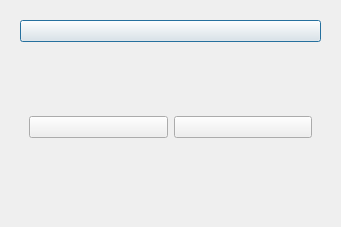
Above: View/result_window.ui from sherri-ice/far-from-home before the change. Below: the same form after it.
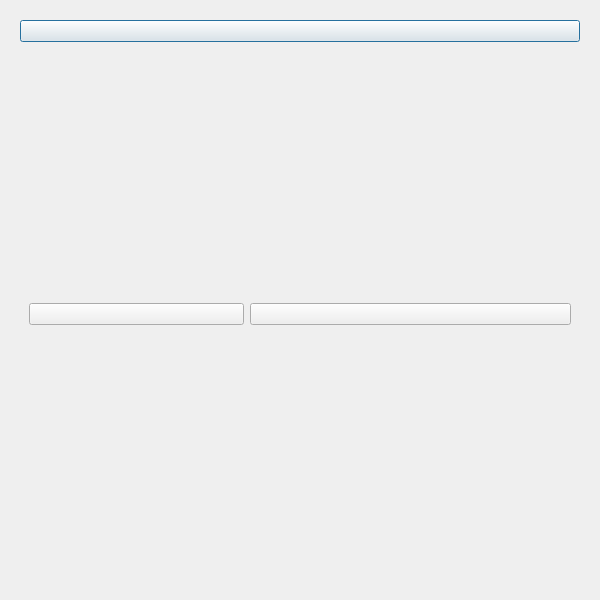
That is the form after the change.

Diff of the .ui file:
```diff
--- a/View/result_window.ui
+++ b/View/result_window.ui
@@ -6,8 +6,8 @@
    <rect>
     <x>0</x>
     <y>0</y>
-    <width>341</width>
-    <height>227</height>
+    <width>600</width>
+    <height>600</height>
    </rect>
   </property>
   <property name="windowTitle">
```
